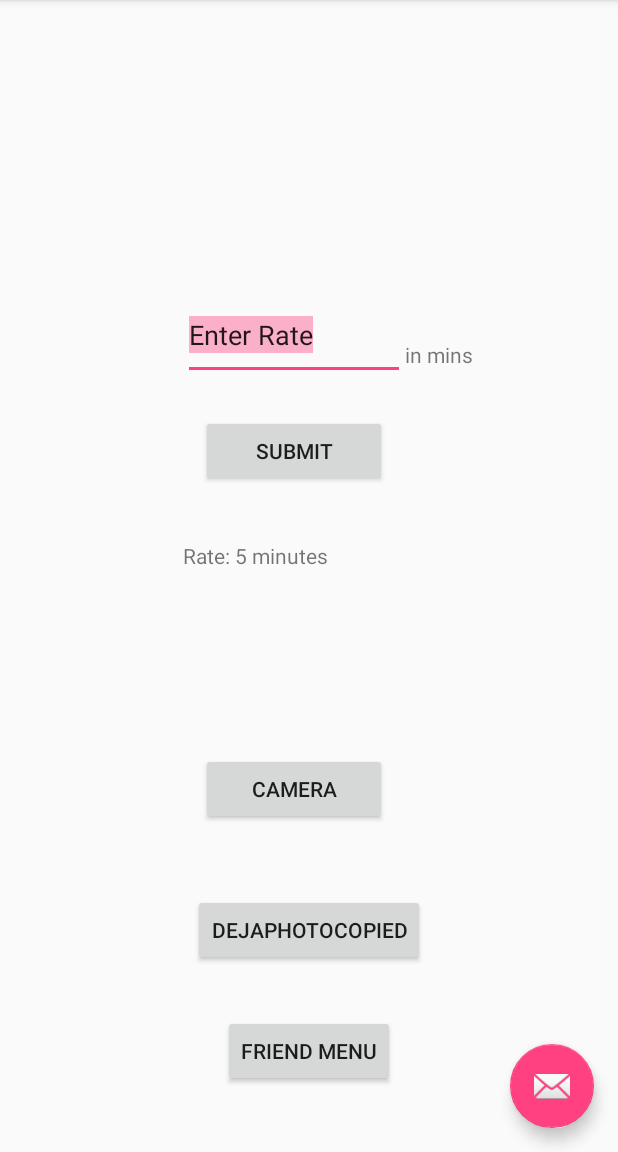
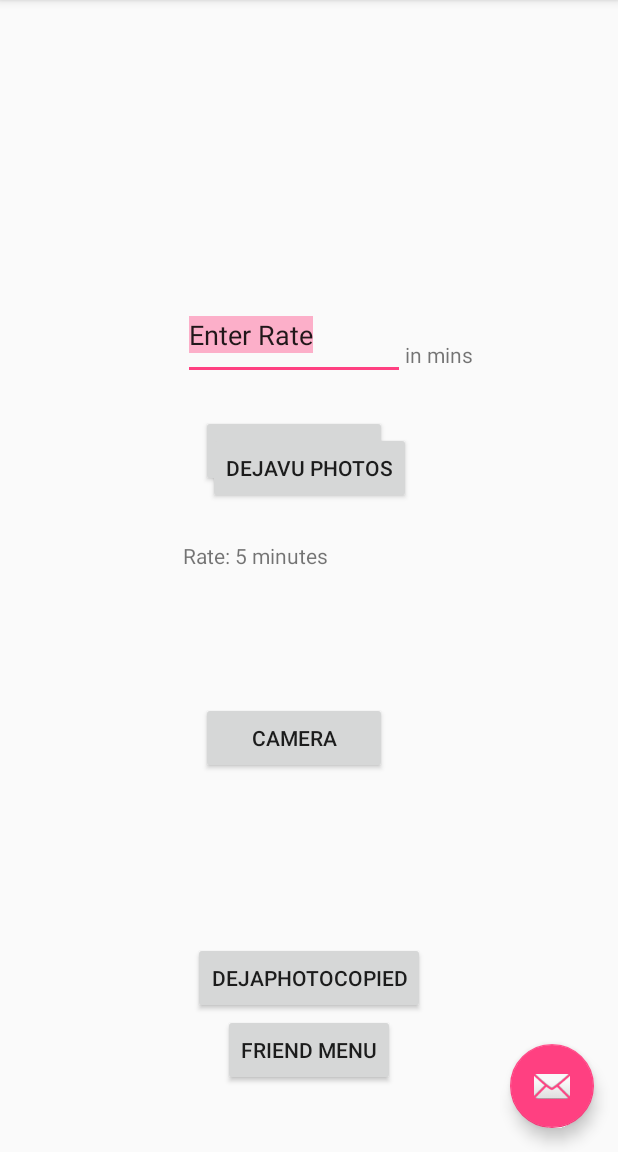
Before and after one commit to ahidalgo95/Software-Engineering-Project, an Android app: the screen it shows after launch (MainActivity), on a phone screen of 412 x 824 dp, the part 84-1236 px from its top. Run offline under Robolectric (Android 15) with nearby library versions, the phone set to English and light mode, and no system bars.

Commit message:
query the DejaVuPhoto album

```diff
--- a/app/src/main/AndroidManifest.xml
+++ b/app/src/main/AndroidManifest.xml
@@ -41,6 +41,11 @@
             android:name=".AccessCamera"
             android:label="CameraAccess" >
         </activity>
+        <activity
+            android:name=".DejaPhotoActivity"
+            android:label="getting photos" >
+        </activity>
+
 
         <receiver android:name=".NewAppWidget">
             <intent-filter>
--- a/app/src/main/java/com/example/katevandonge/dejaphotoproject/MainActivity.java
+++ b/app/src/main/java/com/example/katevandonge/dejaphotoproject/MainActivity.java
@@ -256,4 +256,9 @@ public class MainActivity extends AppCompatActivity implements LocationListener{
 
     }
 
+    public void viewDejaVuPhotos(View view){
+        Intent intent = new Intent(this, DejaPhotoActivity.class);
+        startActivity(intent);
+    }
+
 }
--- a/app/src/main/res/layout/content_main.xml
+++ b/app/src/main/res/layout/content_main.xml
@@ -72,8 +72,8 @@
         android:layout_width="135dp"
         android:layout_height="95dp"
         android:id="@+id/testPhoto"
-        tools:layout_editor_absoluteY="390dp"
-        tools:layout_editor_absoluteX="125dp" />
+        tools:layout_editor_absoluteY="400dp"
+        tools:layout_editor_absoluteX="-1dp" />
 
     <Button
         android:id="@+id/camButton"
@@ -84,11 +84,11 @@
         android:onClick="accessCamera"
         android:text="Camera"
         app:layout_constraintBottom_toBottomOf="parent"
-        app:layout_constraintHorizontal_bias="1.0"
+        app:layout_constraintHorizontal_bias="0.333"
         app:layout_constraintLeft_toLeftOf="@+id/rate"
         app:layout_constraintRight_toRightOf="@+id/rate"
         app:layout_constraintTop_toTopOf="parent"
-        app:layout_constraintVertical_bias="0.697"
+        app:layout_constraintVertical_bias="0.65"
         tools:layout_constraintLeft_creator="1"
         tools:layout_constraintRight_creator="1" />
 
@@ -103,7 +103,7 @@
         tools:layout_constraintBottom_creator="1"
         app:layout_constraintBottom_toBottomOf="parent"
         tools:layout_constraintLeft_creator="1"
-        android:layout_marginBottom="124dp" />
+        android:layout_marginBottom="92dp" />
 
     <Button
         android:id="@+id/FriendActivity"
@@ -116,7 +116,21 @@
         tools:layout_constraintBottom_creator="1"
         app:layout_constraintBottom_toBottomOf="parent"
         tools:layout_constraintLeft_creator="1"
-        android:layout_marginBottom="43dp" />
+        android:layout_marginBottom="44dp" />
+
+    <Button
+        android:id="@+id/DejaVuPhotos"
+        android:layout_width="wrap_content"
+        android:layout_height="wrap_content"
+        android:layout_marginBottom="432dp"
+        android:onClick="viewDejaVuPhotos"
+        android:text="DejaVu Photos"
+        app:layout_constraintBottom_toBottomOf="parent"
+        app:layout_constraintLeft_toLeftOf="parent"
+        app:layout_constraintRight_toRightOf="parent"
+        tools:layout_constraintBottom_creator="1"
+        tools:layout_constraintLeft_creator="1"
+        tools:layout_constraintRight_creator="1" />
 
 
 </android.support.constraint.ConstraintLayout>
```
Also changed, not shown: app/src/main/java/com/example/katevandonge/dejaphotoproject/DejaPhotoActivity.java (added, +44 -0 lines).
